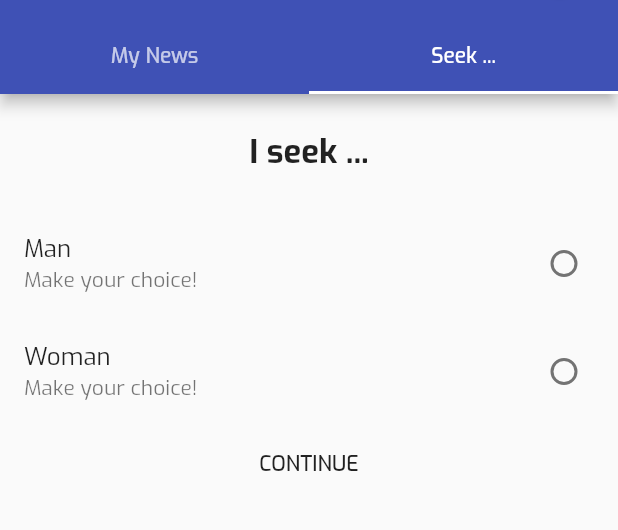
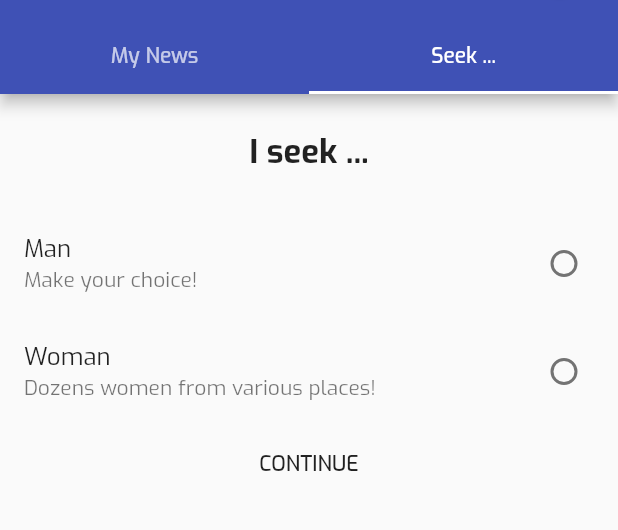
Before and after one commit to ozz-rjq/flutter-demo, a Flutter app: the HomePage screen opened by its route, tab 2 chosen, on a phone screen of 412 x 824 dp, the part 62-592 px from its top. Run offline on Flutter 3.47's test engine with Material 2 defaults, Android fonts, the phone set to English and light mode, and no system bars; our stand-ins replace dynamic_theme.

Commit message:
Modified radio list tile subtitle

```diff
--- a/lib/features/home/home.seek.tab.dart
+++ b/lib/features/home/home.seek.tab.dart
@@ -90,7 +90,7 @@ class _HomeSeekTabState extends State<HomeSeekTab> {
           activeColor: Colors.green,
           controlAffinity: ListTileControlAffinity.trailing,
           title: new Text('Woman'),
-          subtitle: new Text('Make your choice!'),
+          subtitle: new Text('Dozens women from various places!'),
         ),
         _buildSubmit()
       ],
```
